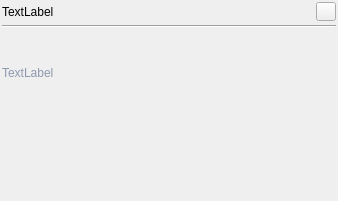
zkovari/plotlyst, file ui/grammar_popup.ui: the form before one commit.
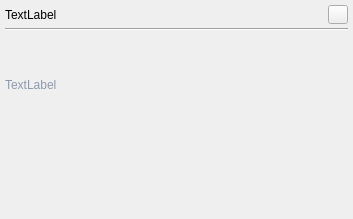
The form after the commit.

Commit message: Larger grammar popup widget

```diff
--- a/ui/grammar_popup.ui
+++ b/ui/grammar_popup.ui
@@ -6,22 +6,16 @@
    <rect>
     <x>0</x>
     <y>0</y>
-    <width>338</width>
-    <height>201</height>
+    <width>353</width>
+    <height>219</height>
    </rect>
   </property>
   <property name="sizePolicy">
-   <sizepolicy hsizetype="Preferred" vsizetype="Maximum">
+   <sizepolicy hsizetype="Preferred" vsizetype="Preferred">
     <horstretch>0</horstretch>
     <verstretch>0</verstretch>
    </sizepolicy>
   </property>
-  <property name="minimumSize">
-   <size>
-    <width>0</width>
-    <height>0</height>
-   </size>
-  </property>
   <property name="windowTitle">
    <string>Form</string>
   </property>
@@ -30,16 +24,16 @@
     <number>3</number>
    </property>
    <property name="leftMargin">
-    <number>2</number>
+    <number>5</number>
    </property>
    <property name="topMargin">
-    <number>2</number>
+    <number>5</number>
    </property>
    <property name="rightMargin">
-    <number>2</number>
+    <number>5</number>
    </property>
    <property name="bottomMargin">
-    <number>2</number>
+    <number>5</number>
    </property>
    <item>
     <layout class="QHBoxLayout" name="horizontalLayout">
@@ -117,7 +111,20 @@
     </widget>
    </item>
    <item>
-    <widget class="QWidget" name="wdgReplacements" native="true"/>
+    <widget class="QWidget" name="wdgReplacements" native="true">
+     <property name="sizePolicy">
+      <sizepolicy hsizetype="Preferred" vsizetype="Maximum">
+       <horstretch>0</horstretch>
+       <verstretch>0</verstretch>
+      </sizepolicy>
+     </property>
+     <property name="minimumSize">
+      <size>
+       <width>0</width>
+       <height>75</height>
+      </size>
+     </property>
+    </widget>
    </item>
   </layout>
  </widget>
```
